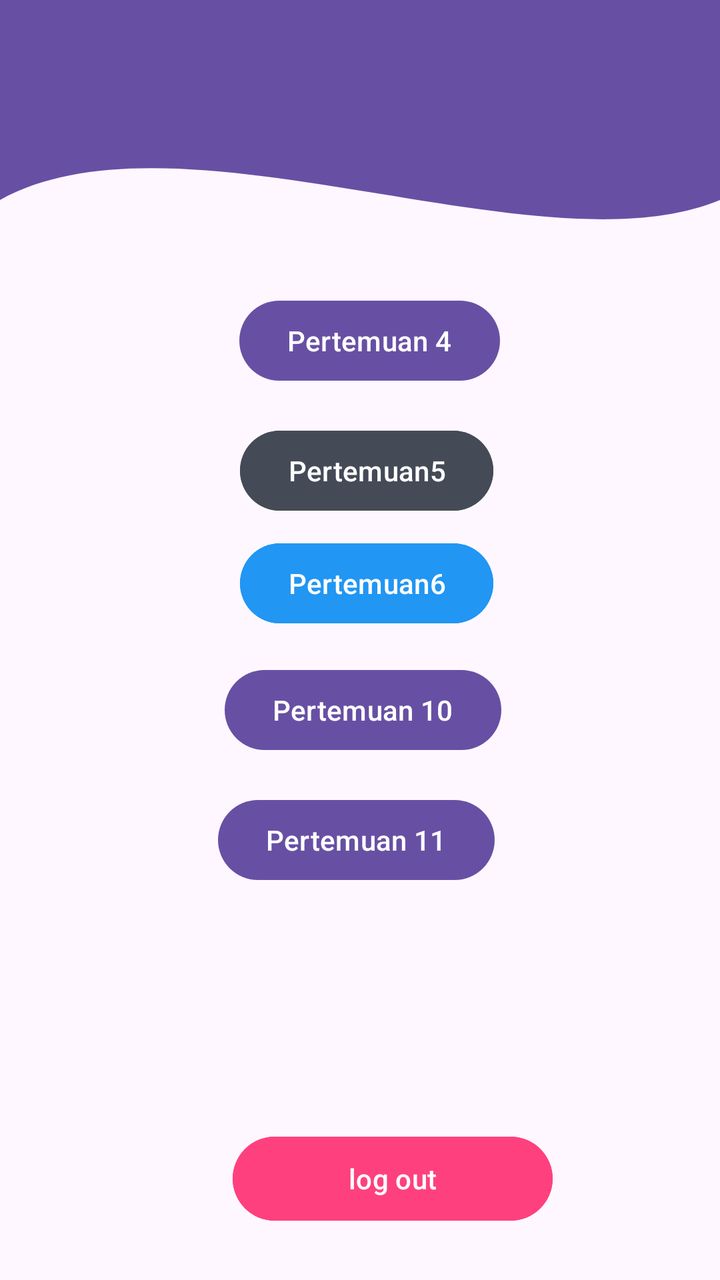
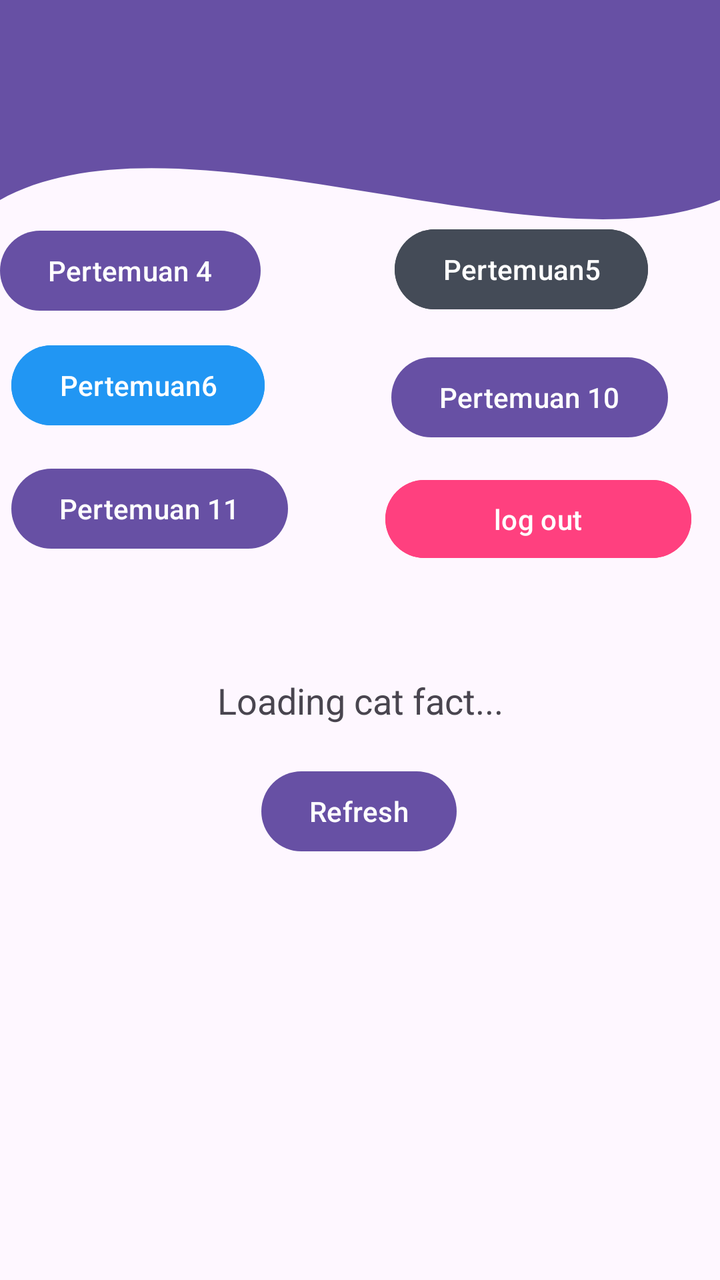

Two renders of the same Android screen: before a commit and after it. Below are the layout's source before the change and the commit's diff.
<!-- AndroidManifest.xml: application theme Theme.Venusadilah -->
<!-- res/layout/fragment_home.xml -->
<?xml version="1.0" encoding="utf-8"?>
<androidx.constraintlayout.widget.ConstraintLayout xmlns:android="http://schemas.android.com/apk/res/android"
    xmlns:app="http://schemas.android.com/apk/res-auto"
    xmlns:tools="http://schemas.android.com/tools"
    android:layout_width="match_parent"
    android:layout_height="match_parent"
    tools:context=".Home.HomeFragment">

    <View
        android:id="@+id/background_header"
        android:layout_width="0dp"
        android:layout_height="250dp"
        android:background="@drawable/bg_header_wave"
        app:layout_constraintStart_toStartOf="parent"
        app:layout_constraintEnd_toEndOf="parent"
        app:layout_constraintTop_toTopOf="parent"/>

    <androidx.appcompat.widget.Toolbar
        android:id="@+id/toolbar"
        android:layout_width="match_parent"
        android:layout_height="?attr/actionBarSize"
        android:background="?attr/colorPrimary"
        app:layout_constraintEnd_toEndOf="parent"
        app:layout_constraintStart_toStartOf="parent"
        app:layout_constraintTop_toTopOf="parent"
        app:subtitleTextColor="@android:color/white"
        app:titleTextColor="@android:color/white"
        />

    <Button
        android:id="@+id/btnToFourth"
        android:layout_width="wrap_content"
        android:layout_height="wrap_content"
        android:text="Pertemuan 4"
        app:layout_constraintBottom_toBottomOf="parent"
        app:layout_constraintEnd_toEndOf="parent"
        app:layout_constraintHorizontal_bias="0.521"
        app:layout_constraintStart_toStartOf="parent"
        app:layout_constraintTop_toTopOf="parent"
        app:layout_constraintVertical_bias="0.247" />

    <Button
        android:id="@+id/btnToFifth"
        android:layout_width="wrap_content"
        android:layout_height="wrap_content"
        android:backgroundTint="@color/abu_gelap2"
        android:text="Pertemuan5"
        app:layout_constraintBottom_toBottomOf="parent"
        app:layout_constraintEnd_toEndOf="parent"
        app:layout_constraintHorizontal_bias="0.514"
        app:layout_constraintStart_toStartOf="parent"
        app:layout_constraintTop_toTopOf="parent"
        app:layout_constraintVertical_bias="0.357" />

    <Button
        android:id="@+id/btnLogout"
        android:layout_width="160dp"
        android:layout_height="50dp"
        android:backgroundTint="#FF407F"
        android:text="log out"
        app:layout_constraintBottom_toBottomOf="parent"
        app:layout_constraintEnd_toEndOf="parent"
        app:layout_constraintHorizontal_bias="0.581"
        app:layout_constraintStart_toStartOf="parent"
        app:layout_constraintTop_toBottomOf="@+id/btnToFifth"
        app:layout_constraintVertical_bias="0.922" />

    <Button
        android:id="@+id/btnToSixth"
        android:layout_width="wrap_content"
        android:layout_height="wrap_content"
        android:backgroundTint="#2196F3"
        android:text="Pertemuan6"
        app:layout_constraintBottom_toBottomOf="parent"
        app:layout_constraintEnd_toEndOf="parent"
        app:layout_constraintHorizontal_bias="0.514"
        app:layout_constraintStart_toStartOf="parent"
        app:layout_constraintTop_toTopOf="parent"
        app:layout_constraintVertical_bias="0.452" />

    <Button
        android:id="@+id/btnToTenth"
        android:layout_width="wrap_content"
        android:layout_height="wrap_content"
        android:text="Pertemuan 10"
        app:layout_constraintBottom_toBottomOf="parent"
        app:layout_constraintEnd_toEndOf="parent"
        app:layout_constraintHorizontal_bias="0.507"
        app:layout_constraintStart_toStartOf="parent"
        app:layout_constraintTop_toTopOf="parent"
        app:layout_constraintVertical_bias="0.559" />

    <Button
        android:id="@+id/btnToElevent"
        android:layout_width="wrap_content"
        android:layout_height="wrap_content"
        android:text="Pertemuan 11"
        app:layout_constraintBottom_toBottomOf="parent"
        app:layout_constraintEnd_toEndOf="parent"
        app:layout_constraintHorizontal_bias="0.492"
        app:layout_constraintStart_toStartOf="parent"
        app:layout_constraintTop_toTopOf="parent"
        app:layout_constraintVertical_bias="0.669" />

</androidx.constraintlayout.widget.ConstraintLayout>
<!-- resources referenced by this layout -->
<resources>
  <color name="abu_gelap2">#444B57</color>
  <!-- drawable bg_header_wave (drawable) -->
  <?xml version="1.0" encoding="utf-8"?>
  <vector xmlns:android="http://schemas.android.com/apk/res/android"
      android:width="100dp"
      android:height="100dp"
      android:viewportWidth="100"
      android:viewportHeight="100">
  
      <path
          android:fillColor="?attr/colorPrimary"
          android:pathData="
              M0,0
              L100,0
              L100,40
              C 75,55
                25,20
                0,40
              Z" />
  </vector>
  <style name="Theme.Venusadilah" parent="Base.Theme.Venusadilah" />
  <style name="Base.Theme.Venusadilah" parent="Theme.Material3.DayNight.NoActionBar">
          
          
      </style>
</resources>

<!-- the commit's change to res/layout/fragment_home.xml (unified diff, before → after) -->
@@ -34,10 +34,10 @@
         android:text="Pertemuan 4"
         app:layout_constraintBottom_toBottomOf="parent"
         app:layout_constraintEnd_toEndOf="parent"
-        app:layout_constraintHorizontal_bias="0.521"
+        app:layout_constraintHorizontal_bias="0.0"
         app:layout_constraintStart_toStartOf="parent"
         app:layout_constraintTop_toTopOf="parent"
-        app:layout_constraintVertical_bias="0.247" />
+        app:layout_constraintVertical_bias="0.188" />
 
     <Button
         android:id="@+id/btnToFifth"
@@ -47,23 +47,61 @@
         android:text="Pertemuan5"
         app:layout_constraintBottom_toBottomOf="parent"
         app:layout_constraintEnd_toEndOf="parent"
-        app:layout_constraintHorizontal_bias="0.514"
+        app:layout_constraintHorizontal_bias="0.845"
         app:layout_constraintStart_toStartOf="parent"
         app:layout_constraintTop_toTopOf="parent"
-        app:layout_constraintVertical_bias="0.357" />
+        app:layout_constraintVertical_bias="0.187" />
+
+    <TextView
+        android:id="@+id/tvCatFact"
+        android:layout_width="match_parent"
+        android:layout_height="wrap_content"
+        android:layout_marginTop="88dp"
+        android:gravity="center"
+        android:text="Loading cat fact..."
+        android:textAlignment="center"
+        android:textSize="18sp"
+        app:layout_constraintBottom_toBottomOf="parent"
+        app:layout_constraintEnd_toEndOf="parent"
+        app:layout_constraintHorizontal_bias="1.0"
+        app:layout_constraintStart_toStartOf="parent"
+        app:layout_constraintTop_toBottomOf="@+id/background_header"
+        app:layout_constraintVertical_bias="0.0" />
+
+    <Button
+        android:id="@+id/btnRefresh"
+        android:layout_width="wrap_content"
+        android:layout_height="wrap_content"
+        android:text="Refresh"
+        app:layout_constraintBottom_toBottomOf="parent"
+        app:layout_constraintEnd_toEndOf="parent"
+        app:layout_constraintHorizontal_bias="0.498"
+        app:layout_constraintStart_toStartOf="parent"
+        app:layout_constraintTop_toBottomOf="@+id/tvCatFact"
+        app:layout_constraintVertical_bias="0.084" />
+
+    <androidx.recyclerview.widget.RecyclerView
+        android:id="@+id/rvGallery"
+        android:layout_width="match_parent"
+        android:layout_height="0dp"
+        android:padding="8dp"
+        app:layout_constraintBottom_toBottomOf="parent"
+        app:layout_constraintEnd_toEndOf="parent"
+        app:layout_constraintStart_toStartOf="parent"
+        app:layout_constraintTop_toBottomOf="@+id/btnRefresh" />
 
     <Button
         android:id="@+id/btnLogout"
-        android:layout_width="160dp"
-        android:layout_height="50dp"
+        android:layout_width="153dp"
+        android:layout_height="47dp"
         android:backgroundTint="#FF407F"
         android:text="log out"
         app:layout_constraintBottom_toBottomOf="parent"
         app:layout_constraintEnd_toEndOf="parent"
-        app:layout_constraintHorizontal_bias="0.581"
+        app:layout_constraintHorizontal_bias="0.93"
         app:layout_constraintStart_toStartOf="parent"
-        app:layout_constraintTop_toBottomOf="@+id/btnToFifth"
-        app:layout_constraintVertical_bias="0.922" />
+        app:layout_constraintTop_toBottomOf="@+id/btnToTenth"
+        app:layout_constraintVertical_bias="0.036" />
 
     <Button
         android:id="@+id/btnToSixth"
@@ -73,10 +111,10 @@
         android:text="Pertemuan6"
         app:layout_constraintBottom_toBottomOf="parent"
         app:layout_constraintEnd_toEndOf="parent"
-        app:layout_constraintHorizontal_bias="0.514"
+        app:layout_constraintHorizontal_bias="0.024"
         app:layout_constraintStart_toStartOf="parent"
         app:layout_constraintTop_toTopOf="parent"
-        app:layout_constraintVertical_bias="0.452" />
+        app:layout_constraintVertical_bias="0.285" />
 
     <Button
         android:id="@+id/btnToTenth"
@@ -85,10 +123,10 @@
         android:text="Pertemuan 10"
         app:layout_constraintBottom_toBottomOf="parent"
         app:layout_constraintEnd_toEndOf="parent"
-        app:layout_constraintHorizontal_bias="0.507"
+        app:layout_constraintHorizontal_bias="0.882"
         app:layout_constraintStart_toStartOf="parent"
         app:layout_constraintTop_toTopOf="parent"
-        app:layout_constraintVertical_bias="0.559" />
+        app:layout_constraintVertical_bias="0.295" />
 
     <Button
         android:id="@+id/btnToElevent"
@@ -97,9 +135,9 @@
         android:text="Pertemuan 11"
         app:layout_constraintBottom_toBottomOf="parent"
         app:layout_constraintEnd_toEndOf="parent"
-        app:layout_constraintHorizontal_bias="0.492"
+        app:layout_constraintHorizontal_bias="0.025"
         app:layout_constraintStart_toStartOf="parent"
         app:layout_constraintTop_toTopOf="parent"
-        app:layout_constraintVertical_bias="0.669" />
+        app:layout_constraintVertical_bias="0.389" />
 
 </androidx.constraintlayout.widget.ConstraintLayout>
